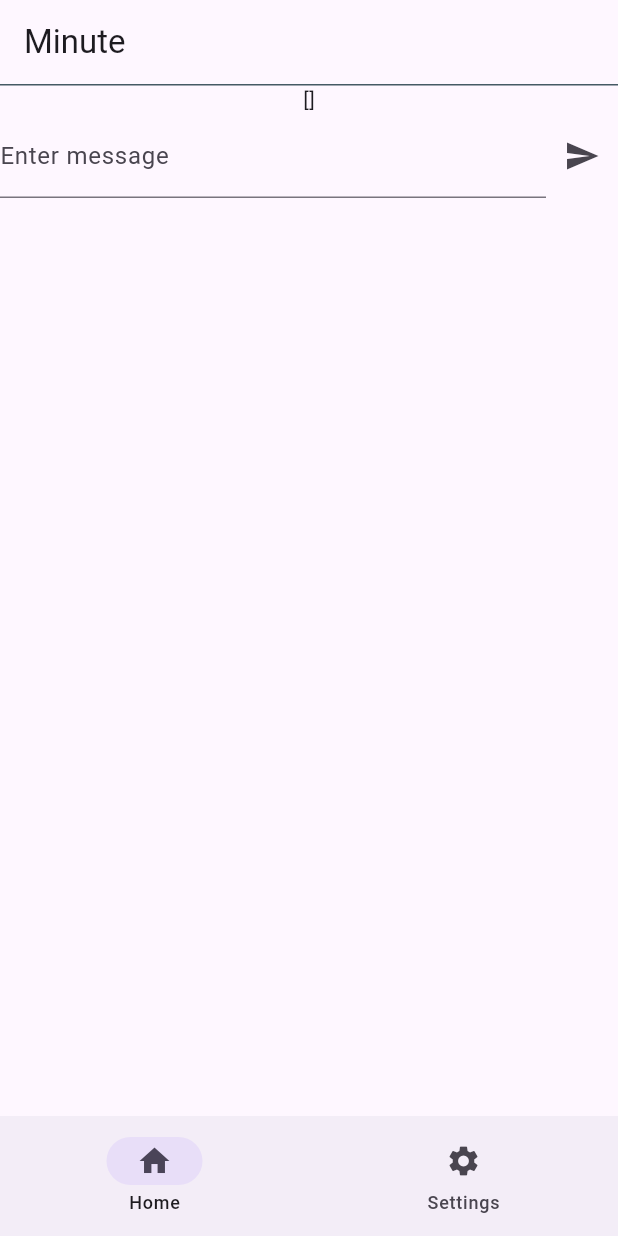
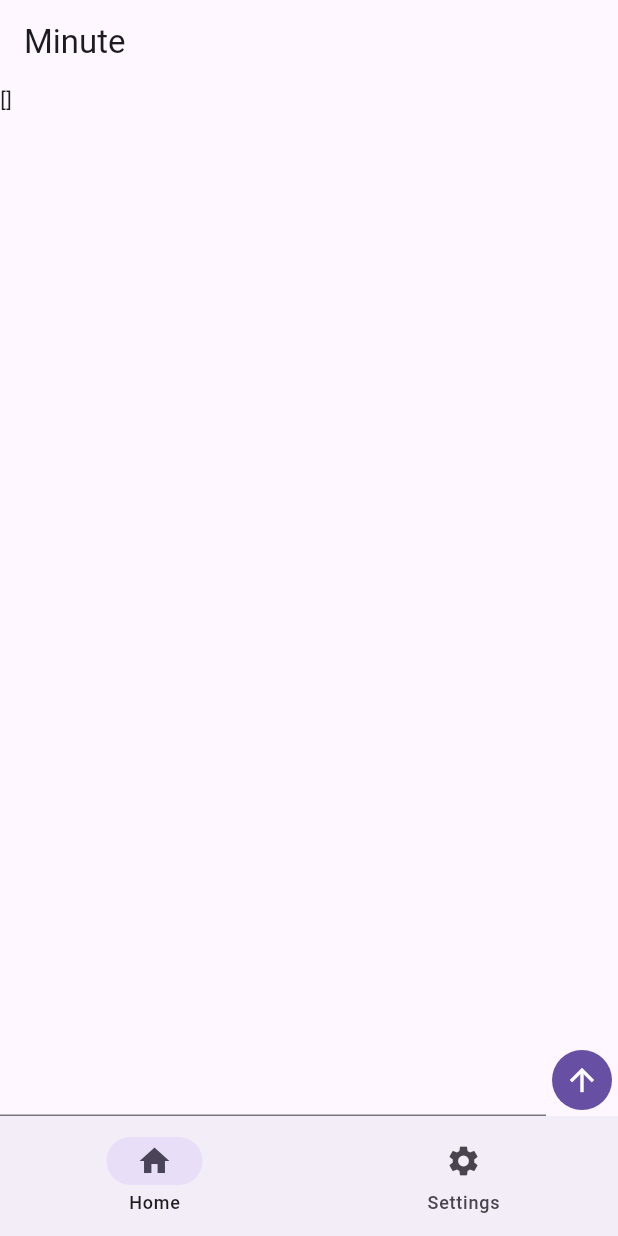
Before and after one commit to wijathemidja/instantchat, a Flutter app: the screen it shows after launch, on a phone screen of 412 x 824 dp. Run offline on Flutter 3.47's test engine with Material 3 defaults, Android fonts, the phone set to English and light mode, and no system bars.

Commit message:
made it look slightly better and with expanded instead of whatever it was before

```diff
--- a/lib/main.dart
+++ b/lib/main.dart
@@ -42,36 +42,23 @@ class HomeScreen extends StatefulWidget {
   State<HomeScreen> createState() => _HomeScreenState();
 }
 
-class _HomeScreenState extends State<HomeScreen> {
-  TextEditingController _messageFieldController = TextEditingController();
+class _HomeScreenState extends State<HomeScreen>{
   List<String> messages = [];
+  final TextEditingController _msgController = TextEditingController();
   @override
   Widget build(BuildContext context) {
-    return (Scaffold(
-      body: Placeholder(),
-      bottomNavigationBar: Column(children: [
-        Text("$messages"),
-        Row(children: [
-          Expanded(child: TextField(
-            decoration: InputDecoration(label : Text("Enter message")),
-            controller: _messageFieldController,
-            onSubmitted: (String input){
-              setState(() {
-                messages.add(input);
-              });
-            },
-          )),
-          IconButton(onPressed: (){
-            setState(() {
-              messages.add(_messageFieldController.text);
-            });
-          }, icon: Icon(Icons.send))
-        ],)
-      ],),
-    )
-    );
+    return Scaffold(body: Text("$messages"), bottomNavigationBar: Row(children: [Expanded(child: TextField(controller: _msgController, onSubmitted: (String input){
+      setState(() {
+        messages.add(input);
+      });
+    },)), IconButton.filled(onPressed: (){
+      setState(() {
+        messages.add(_msgController.text);
+      });
+    }, icon: Icon(Icons.arrow_upward))],),);
   }
 }
+
 
 class SettingsScreen extends StatefulWidget {
   const SettingsScreen({super.key});
```
